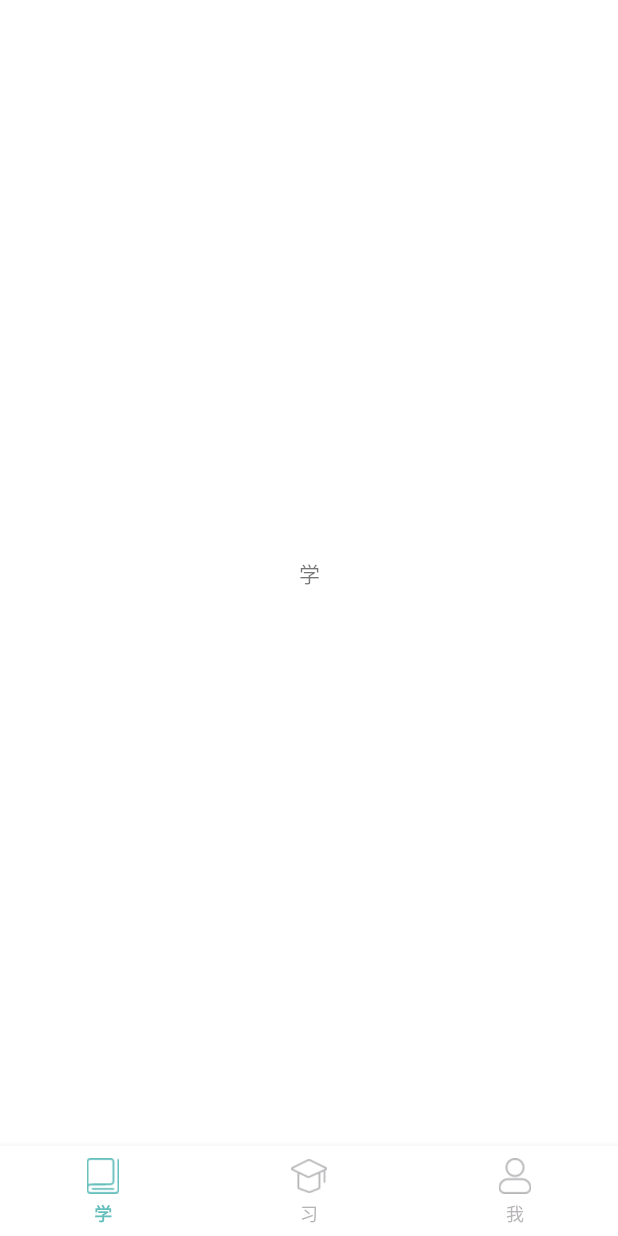
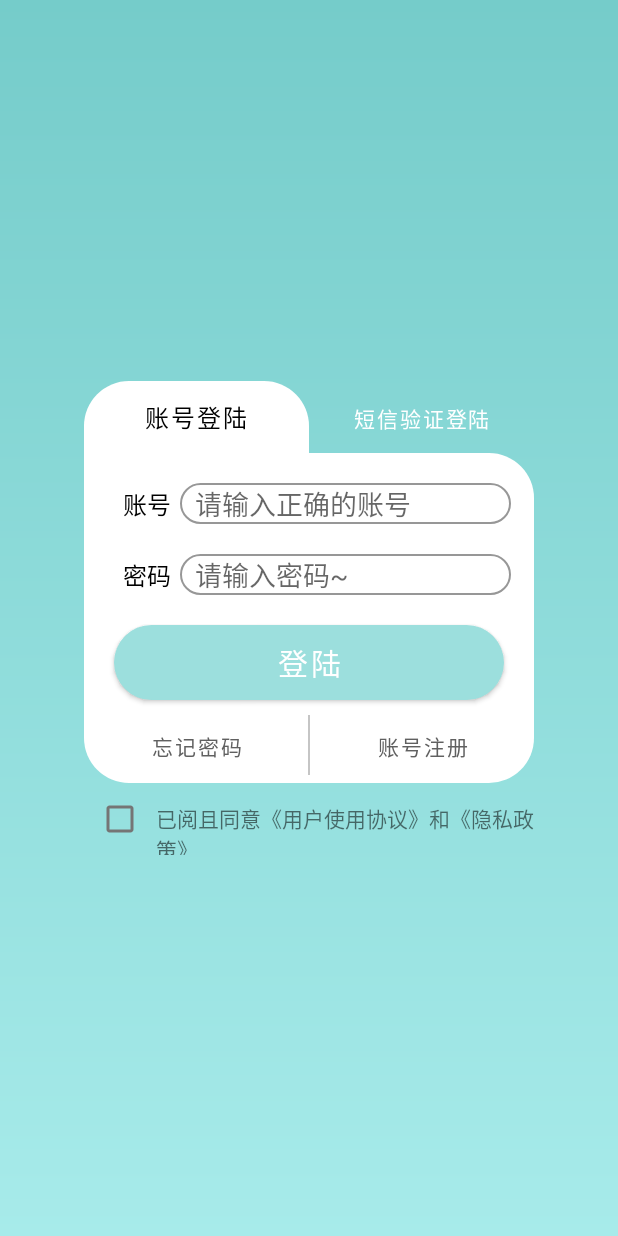
Before and after one commit to sourcewords/source_words_Android, an Android app: the screen it shows after launch (MainActivity before the commit, LoginActivity after it), on a phone screen of 412 x 824 dp. Before the commit the screen is almost empty. Run offline under Robolectric (Android 15) with nearby library versions, the phone set to English and light mode, and no system bars.

Commit message:
add:login_page

```diff
--- a/app/src/main/AndroidManifest.xml
+++ b/app/src/main/AndroidManifest.xml
@@ -11,7 +11,7 @@
         android:supportsRtl="true"
         android:theme="@style/Theme.SourceWords">
         <activity
-            android:name=".ui.main.MainActivity"
+            android:name=".ui.login.LoginActivity"
             android:exported="true">
             <intent-filter>
                 <action android:name="android.intent.action.MAIN" />
@@ -22,6 +22,7 @@
         <activity android:name=".ui.mine.view.AddPlanActivity"></activity>
         <activity android:name=".ui.mine.view.ChangePwdActivity"></activity>
         <activity android:name=".ui.mine.view.UserInfoActivity"></activity>
+        <activity android:name=".ui.login.RegisterActivity"></activity>
     </application>
 
 </manifest>
--- /dev/null
+++ b/app/src/main/java/com/example/sourcewords/ui/login/LoginActivity.java
@@ -0,0 +1,33 @@
+package com.example.sourcewords.ui.login;
+
+import android.content.Intent;
+import android.os.Bundle;
+import android.widget.Button;
+
+import androidx.appcompat.app.AppCompatActivity;
+
+import com.example.sourcewords.R;
+import com.example.sourcewords.ui.mine.view.UserInfoActivity;
+
+public class LoginActivity extends AppCompatActivity {
+
+    private Button mBtRegister;
+
+    @Override
+    protected void onCreate(Bundle savedInstanceState) {
+        super.onCreate(savedInstanceState);
+        setContentView(R.layout.activity_login_account);
+
+        initView();
+    }
+
+    private void initView() {
+        mBtRegister = findViewById(R.id.register_button);
+
+        mBtRegister.setOnClickListener(v -> {
+            Intent intent = new Intent(this, RegisterActivity.class);
+            startActivity(intent);
+        });
+    }
+
+}
--- a/app/src/main/java/com/example/sourcewords/ui/mine/view/MineFragment.java
+++ b/app/src/main/java/com/example/sourcewords/ui/mine/view/MineFragment.java
@@ -5,16 +5,13 @@ import android.os.Bundle;
 import android.view.LayoutInflater;
 import android.view.View;
 import android.view.ViewGroup;
-import android.widget.ImageView;
 
 import androidx.annotation.NonNull;
 import androidx.annotation.Nullable;
 import androidx.constraintlayout.widget.ConstraintLayout;
 import androidx.fragment.app.Fragment;
-import androidx.lifecycle.ViewModelProvider;
 
 import com.example.sourcewords.R;
-import com.example.sourcewords.ui.main.MainActivity;
 
 
 //TODO 我模块
--- /dev/null
+++ b/app/src/main/res/drawable/login_background.xml
@@ -0,0 +1,6 @@
+<shape xmlns:android="http://schemas.android.com/apk/res/android">
+    <gradient
+        android:angle="270"
+        android:startColor="#75CCCA"
+        android:endColor="#A7EBEA" />
+</shape>
--- /dev/null
+++ b/app/src/main/res/drawable/login_button_frame.xml
@@ -0,0 +1,7 @@
+<?xml version="1.0" encoding="utf-8"?>
+<shape xmlns:android="http://schemas.android.com/apk/res/android">
+    <solid android:color="@color/white"/>
+    <corners
+        android:topLeftRadius="30dp"
+        android:topRightRadius="30dp" />
+</shape>
--- /dev/null
+++ b/app/src/main/res/drawable/login_input_frame.xml
@@ -0,0 +1,7 @@
+<?xml version="1.0" encoding="utf-8"?>
+<shape xmlns:android="http://schemas.android.com/apk/res/android">
+    <!-- 这里是设置为四周 也可以单独设置某个位置为圆角-->
+    <corners android:radius="20dip" />
+    <!-- 这里设置边框 -->
+    <stroke android:width="1dp" android:color="#979797" />
+</shape>
--- /dev/null
+++ b/app/src/main/res/drawable/login_select1_frame.xml
@@ -0,0 +1,8 @@
+<?xml version="1.0" encoding="utf-8"?>
+<shape xmlns:android="http://schemas.android.com/apk/res/android">
+    <solid android:color="@color/white"/>
+    <corners
+        android:topRightRadius="30dp"
+        android:bottomLeftRadius="30dp"
+        android:bottomRightRadius="30dp"/>
+</shape>
--- /dev/null
+++ b/app/src/main/res/layout/activity_login_account.xml
@@ -0,0 +1,163 @@
+<?xml version="1.0" encoding="utf-8"?>
+<androidx.constraintlayout.widget.ConstraintLayout xmlns:android="http://schemas.android.com/apk/res/android"
+    xmlns:app="http://schemas.android.com/apk/res-auto"
+    android:layout_width="match_parent"
+    android:layout_height="match_parent"
+    android:background="@drawable/login_background">
+
+    <LinearLayout
+        android:layout_width="300dp"
+        android:layout_height="wrap_content"
+        app:layout_constraintBottom_toTopOf="@+id/linearLayout4"
+        app:layout_constraintEnd_toEndOf="parent"
+        app:layout_constraintStart_toStartOf="parent">
+
+        <Button
+            android:layout_width="0dp"
+            android:layout_height="wrap_content"
+            android:layout_weight="1"
+            android:text="账号登陆"
+            android:textSize="16sp"
+            android:textColor="@color/black"
+            android:background="@drawable/login_button_frame"
+            app:backgroundTint="@color/white" />
+
+        <Button
+            android:id="@+id/login_message"
+            android:layout_width="0dp"
+            android:layout_height="wrap_content"
+            android:layout_weight="1"
+            android:text="短信验证登陆"
+            android:background="@android:color/transparent"/>
+
+    </LinearLayout>
+
+    <LinearLayout
+        android:id="@+id/linearLayout4"
+        android:layout_width="300dp"
+        android:layout_height="wrap_content"
+        android:background="@drawable/login_select1_frame"
+        android:orientation="vertical"
+        app:layout_constraintBottom_toBottomOf="parent"
+        app:layout_constraintEnd_toEndOf="parent"
+        app:layout_constraintStart_toStartOf="parent"
+        app:layout_constraintTop_toTopOf="parent">
+
+        <LinearLayout
+            android:layout_width="match_parent"
+            android:layout_height="wrap_content"
+            android:layout_marginStart="20dp"
+            android:layout_marginTop="20dp">
+
+            <TextView
+                android:layout_width="0dp"
+                android:layout_height="wrap_content"
+                android:layout_weight="1"
+                android:gravity="center"
+                android:text="账号"
+                android:textColor="@color/black"
+                android:textSize="16sp" />
+
+            <EditText
+                android:layout_width="0dp"
+                android:layout_height="wrap_content"
+                android:layout_marginEnd="15dp"
+                android:layout_weight="5"
+                android:background="@drawable/login_input_frame"
+                android:hint="请输入正确的账号"
+                android:paddingStart="10dp" />
+
+        </LinearLayout>
+
+        <LinearLayout
+            android:layout_width="match_parent"
+            android:layout_height="wrap_content"
+            android:layout_marginStart="20dp"
+            android:layout_marginTop="20dp">
+
+            <TextView
+                android:layout_width="0dp"
+                android:layout_height="wrap_content"
+                android:layout_weight="1"
+                android:gravity="center"
+                android:text="密码"
+                android:textColor="@color/black"
+                android:textSize="16sp" />
+
+            <EditText
+                android:layout_width="0dp"
+                android:layout_height="wrap_content"
+                android:layout_marginEnd="15dp"
+                android:layout_weight="5"
+                android:background="@drawable/login_input_frame"
+                android:hint="请输入密码~"
+                android:inputType="textWebPassword"
+                android:paddingStart="10dp" />
+
+        </LinearLayout>
+
+        <Button
+            android:layout_width="match_parent"
+            android:layout_height="wrap_content"
+            android:layout_gravity="center_horizontal"
+            android:layout_marginStart="20dp"
+            android:layout_marginTop="20dp"
+            android:layout_marginEnd="20dp"
+            android:background="@drawable/mine_shape_stroke"
+            android:text="登陆"
+            android:textColor="#FFFFFF"
+            android:textSize="20sp"
+            app:backgroundTint="#9CDFDD" />
+
+        <LinearLayout
+            android:layout_width="match_parent"
+            android:layout_height="wrap_content"
+            android:layout_marginTop="10dp">
+
+            <Button
+                android:id="@+id/forgetpwd_button"
+                android:layout_width="0dp"
+                android:layout_height="40dp"
+                android:layout_weight="1"
+                android:background="@android:color/transparent"
+                android:text="忘记密码"
+                android:textColor="#606060" />
+
+            <View
+                android:id="@+id/view1"
+                android:layout_width="1dp"
+                android:layout_height="40dp"
+                android:layout_marginBottom="5dp"
+                android:background="#C5C5C5" />
+
+            <Button
+                android:id="@+id/register_button"
+                android:layout_width="0dp"
+                android:layout_height="40dp"
+                android:layout_weight="1"
+                android:background="@android:color/transparent"
+                android:text="账号注册"
+                android:textColor="#606060" />
+
+        </LinearLayout>
+
+    </LinearLayout>
+
+    <LinearLayout
+        android:layout_width="300dp"
+        android:layout_height="wrap_content"
+        app:layout_constraintEnd_toEndOf="parent"
+        app:layout_constraintStart_toStartOf="parent"
+        app:layout_constraintTop_toBottomOf="@+id/linearLayout4">
+
+        <CheckBox
+            android:layout_width="wrap_content"
+            android:layout_height="wrap_content" />
+
+        <TextView
+            android:layout_width="wrap_content"
+            android:layout_height="wrap_content"
+            android:text="已阅且同意《用户使用协议》和《隐私政策》" />
+    </LinearLayout>
+
+</androidx.constraintlayout.widget.ConstraintLayout>
--- a/app/src/main/res/values/themes.xml
+++ b/app/src/main/res/values/themes.xml
@@ -3,7 +3,7 @@
     <style name="Theme.SourceWords" parent="Theme.MaterialComponents.DayNight.NoActionBar">
         <!-- Primary brand color. -->
         <item name="colorPrimary">@color/purple_500</item>
-        <item name="colorPrimaryVariant">@color/purple_700</item>
+        <item name="colorPrimaryVariant">#979797</item>
         <item name="colorOnPrimary">@color/white</item>
         <!-- Secondary brand color. -->
         <item name="colorSecondary">@color/teal_200</item>
```
Also changed, not shown: app/src/main/java/com/example/sourcewords/ui/login/RegisterActivity.java (added, +16 -0 lines), app/src/main/res/drawable/login_select2_frame.xml (added, +8 -0 lines), app/src/main/res/layout/activity_login_message.xml (added, +161 -0 lines), app/src/main/res/layout/activity_login_register.xml (added, +159 -0 lines).
